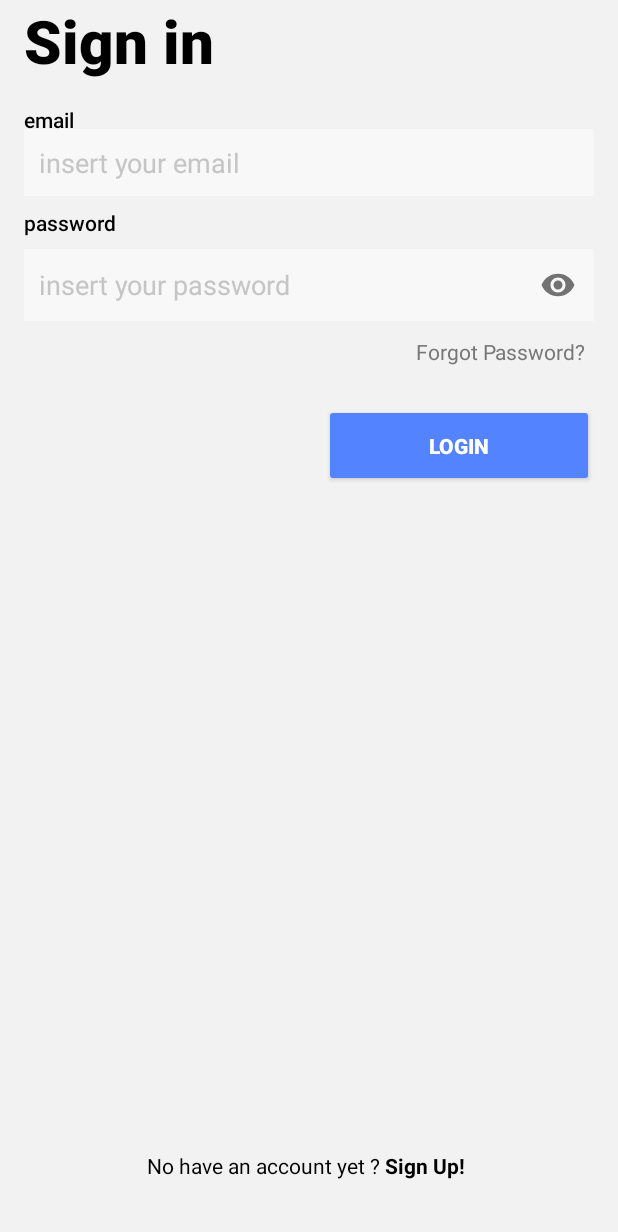
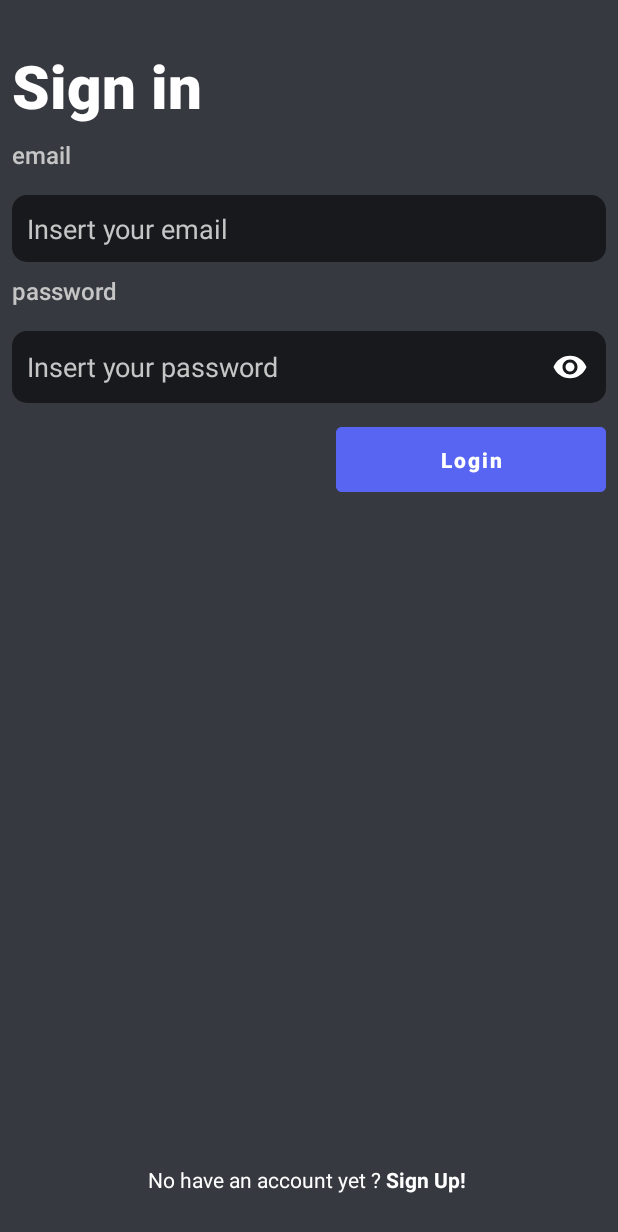
Before and after one commit to loureorganic/DictionaryApp, an Android app: the LoginActivity screen opened directly, with no data from a screen before it, on a phone screen of 412 x 824 dp. Shown: the top 1232 px of the screen. Run offline under Robolectric (Android 15) with nearby library versions, the phone set to English and light mode, and no system bars; our stand-ins replace Dagger/Hilt's generated code, Firebase (no records; nobody signed in at launch, a user with empty details on screens opened directly), RxJava.

Commit message:
[UI] - Updating UI of Login screen

```diff
--- a/app/src/main/res/layout/activity_login.xml
+++ b/app/src/main/res/layout/activity_login.xml
@@ -1,130 +1,143 @@
 <?xml version="1.0" encoding="utf-8"?>
-<RelativeLayout xmlns:android="http://schemas.android.com/apk/res/android"
+<androidx.constraintlayout.widget.ConstraintLayout xmlns:android="http://schemas.android.com/apk/res/android"
     xmlns:app="http://schemas.android.com/apk/res-auto"
     xmlns:tools="http://schemas.android.com/tools"
     android:layout_width="match_parent"
     android:layout_height="match_parent"
-    android:background="#f2f2f2"
-    android:id="@+id/login"
+    android:background="#36393F"
     tools:context=".screens.login.ui.LoginActivity">
 
     <TextView
         android:id="@+id/textView2"
-        android:layout_width="195dp"
+        android:layout_width="wrap_content"
         android:layout_height="wrap_content"
-        android:layout_marginStart="16dp"
+        android:layout_marginTop="30dp"
         android:layout_marginBottom="16dp"
         android:fontFamily="sans-serif-black"
-        android:text="Sign in"
-        android:textColor="#000000"
+        android:layout_marginLeft="8dp"
+        android:text="@string/sign_in"
+        android:textColor="@color/white"
         android:textSize="40sp"
-        android:typeface="sans" />
+        android:typeface="sans"
+        app:layout_constraintLeft_toLeftOf="parent"
+        app:layout_constraintTop_toTopOf="parent"
+        app:layout_goneMarginLeft="8dp" />
 
 
-    <RelativeLayout
-        android:layout_width="wrap_content"
+    <androidx.constraintlayout.widget.ConstraintLayout
+        android:layout_width="match_parent"
         android:layout_height="wrap_content"
-        android:layout_below="@id/textView2"
-        android:layout_marginHorizontal="16dp">
+        android:layout_margin="8dp"
+        android:layout_marginTop="20dp"
+        app:layout_constraintTop_toBottomOf="@id/textView2">
+
 
         <TextView
+            android:id="@+id/textEmail"
             android:layout_width="wrap_content"
             android:layout_height="wrap_content"
             android:fontFamily="sans-serif-medium"
-            android:text="email"
-            android:textColor="@color/black" />
+            android:text="@string/email"
+            android:textColor="@color/gray01"
+            android:textSize="16sp"
+            app:layout_constraintStart_toStartOf="parent"
+            app:layout_constraintTop_toTopOf="parent" />
+
 
         <com.google.android.material.textfield.TextInputLayout
             android:id="@+id/emailTil"
             android:layout_width="match_parent"
             android:layout_height="wrap_content"
             android:layout_marginTop="16dp"
-
-            app:hintEnabled="false">
-
-            <TextView
-                android:layout_width="wrap_content"
-                android:layout_height="wrap_content"
-                android:fontFamily="sans-serif-medium"
-                android:text="@string/password"
-                android:textColor="@color/black" />
+            app:hintEnabled="false"
+            app:layout_constraintTop_toBottomOf="@id/textEmail">
 
             <com.google.android.material.textfield.TextInputEditText
                 android:id="@+id/emailEt"
                 android:layout_width="match_parent"
                 android:layout_height="wrap_content"
-                android:contentDescription="Email input"
-                android:layout_marginTop="8dp"
-                android:layout_marginBottom="8dp"
                 android:autofillHints="emailAddress"
-                android:background="@color/main_gray"
-                android:hint="insert your email"
+                android:background="@drawable/background_rounded"
+                android:hint="@string/insert_your_email"
                 android:inputType="textEmailAddress"
                 android:padding="10dp"
-                android:textColor="@color/black"
+                android:textColor="@color/white"
                 android:textColorHint="@color/gray01" />
 
         </com.google.android.material.textfield.TextInputLayout>
+
+
+        <TextView
+            android:id="@+id/textView3"
+            android:layout_width="wrap_content"
+            android:layout_height="wrap_content"
+            android:layout_marginTop="8dp"
+            android:fontFamily="sans-serif-medium"
+            android:text="@string/password"
+            android:textColor="@color/gray01"
+            android:textSize="16sp"
+            app:layout_constraintStart_toStartOf="parent"
+            app:layout_constraintTop_toBottomOf="@+id/emailTil" />
 
 
         <com.google.android.material.textfield.TextInputLayout
             android:id="@+id/passwordTil"
             android:layout_width="match_parent"
             android:layout_height="wrap_content"
-            android:layout_below="@id/emailTil"
-            android:layout_marginTop="8dp"
+            app:passwordToggleTint="@color/white"
+            android:layout_marginTop="16dp"
             app:hintEnabled="false"
+            app:layout_constraintTop_toBottomOf="@+id/textView3"
             app:passwordToggleEnabled="true">
 
             <com.google.android.material.textfield.TextInputEditText
                 android:id="@+id/passwordEt"
                 android:layout_width="match_parent"
-                android:contentDescription="Password Input"
                 android:layout_height="wrap_content"
                 android:autofillHints="password"
-                android:background="@color/main_gray"
-                android:hint="insert your password"
+                android:background="@drawable/background_rounded"
+                android:contentDescription="Password Input"
+                android:hint="Insert your password"
                 android:inputType="textPassword"
                 android:padding="10dp"
-                android:textColor="@color/black"
+                android:textColor="@color/white"
                 android:textColorHint="@color/gray01" />
+
 
         </com.google.android.material.textfield.TextInputLayout>
 
-        <TextView
-            android:id="@+id/forgotTv"
-            android:layout_width="wrap_content"
-            android:layout_height="wrap_content"
-            android:layout_below="@id/passwordTil"
-            android:layout_alignParentEnd="true"
-            android:layout_marginTop="5dp"
-            android:padding="5dp"
-            android:text="Forgot Password?"
-            android:textColor="@color/gray02" />
 
-        <Button
+        <com.google.android.material.button.MaterialButton
             android:id="@+id/loginBtn"
+            style="@style/Widget.MaterialComponents.Button.UnelevatedButton"
             android:layout_width="180dp"
             android:layout_height="55dp"
-            android:layout_below="@+id/forgotTv"
             android:layout_alignParentEnd="true"
             android:layout_centerHorizontal="true"
-            android:layout_marginTop="20dp"
-            android:backgroundTint="@color/main_blue"
+            android:layout_marginTop="10dp"
+            android:backgroundTint="#5865F2"
+            android:textAllCaps="false"
             android:fontFamily="sans-serif-black"
             android:text="Login"
-            android:textColor="@color/white" />
-    </RelativeLayout>
+            android:textColor="@color/white"
+            android:theme="@style/Theme.MaterialComponents"
+            app:layout_constraintEnd_toEndOf="parent"
+            app:layout_constraintTop_toBottomOf="@+id/passwordTil" />
+
+    </androidx.constraintlayout.widget.ConstraintLayout>
+
 
     <TextView
         android:id="@+id/noAccountTv"
         android:layout_width="wrap_content"
         android:layout_height="wrap_content"
-        android:layout_alignParentBottom="true"
-        android:layout_centerHorizontal="true"
-        android:layout_marginBottom="27dp"
+        android:layout_marginBottom="18dp"
         android:padding="10dp"
         android:text="@string/new_user_signup"
-        android:textColor="@color/black" />
+        android:textColor="@color/white"
+        app:layout_constraintBottom_toBottomOf="parent"
+        app:layout_constraintEnd_toEndOf="parent"
+        app:layout_constraintStart_toStartOf="parent" />
 
-</RelativeLayout>
+
+</androidx.constraintlayout.widget.ConstraintLayout>
```
